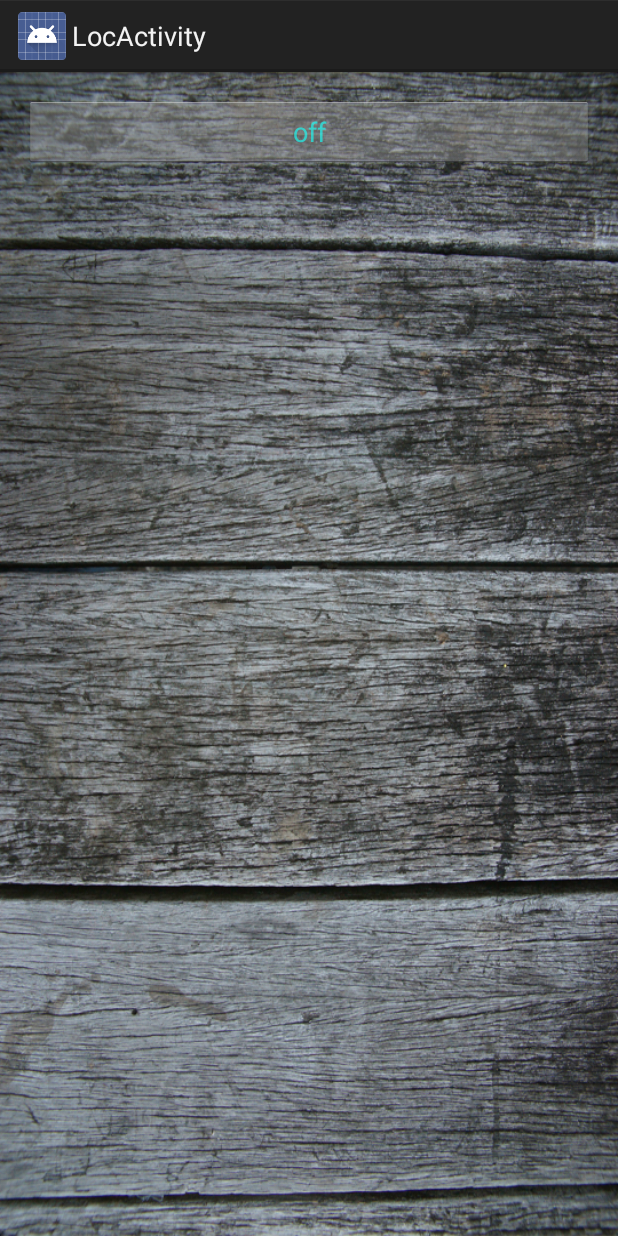
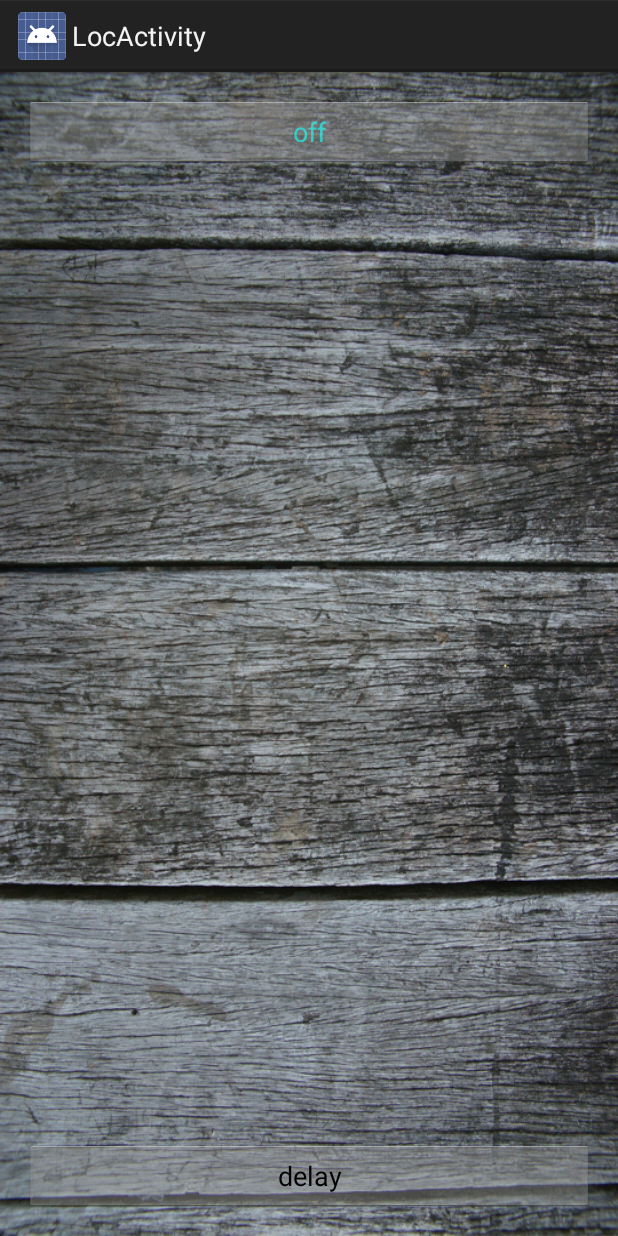
Before and after one commit to CodOndinnonk/WakeUp, an Android app: the LocActivitySimple screen opened directly, with no data from a screen before it, on a phone screen of 412 x 824 dp. Run offline under Robolectric (Android 15) with nearby library versions, the phone set to English and light mode, and no system bars; 1 statement that could not run was skipped.

Commit message:
Добавлена возможность откладывать будильник (только в SimpleLoc)
отложение происходит путем переноса времени срабатывания будильника на
промежуток, НО и время будильника в списке меняется (что плохо)

```diff
--- a/app/src/main/res/layout/activity_loc_activity_simple.xml
+++ b/app/src/main/res/layout/activity_loc_activity_simple.xml
@@ -16,4 +16,14 @@
         android:text="off"
         android:layout_alignParentRight="true" />
 
+    <Button
+        android:layout_width="wrap_content"
+        android:layout_height="wrap_content"
+        android:text="delay"
+        android:id="@+id/button"
+        android:layout_alignParentBottom="true"
+        android:layout_alignParentRight="true"
+        android:layout_alignParentLeft="true"
+        android:onClick="delay" />
+
 </RelativeLayout>
--- a/app/src/main/res/values/strings.xml
+++ b/app/src/main/res/values/strings.xml
@@ -37,7 +37,7 @@
     <string name="delay">Интервал повтора</string>
     <string name="offDelayDescription">Повтор будильника выключен</string>
     <string name="onDelayDescription">Повтор будильника включен</string>
-    <string name="timeDelay">Длительность интервала</string>
+    <string name="timeDelay">Длительность интервала (мин)</string>
     <string name="keySetDelay">setDelay</string>
     <string name="keyDelay">Delay</string>
 
```
Also changed, not shown: app/src/main/java/com/wakeup/LocActivitySimple.java (+21 -0 lines), app/src/main/java/com/wakeup/ResetAlarmState.java (+30 -1 lines), 13 other files.
